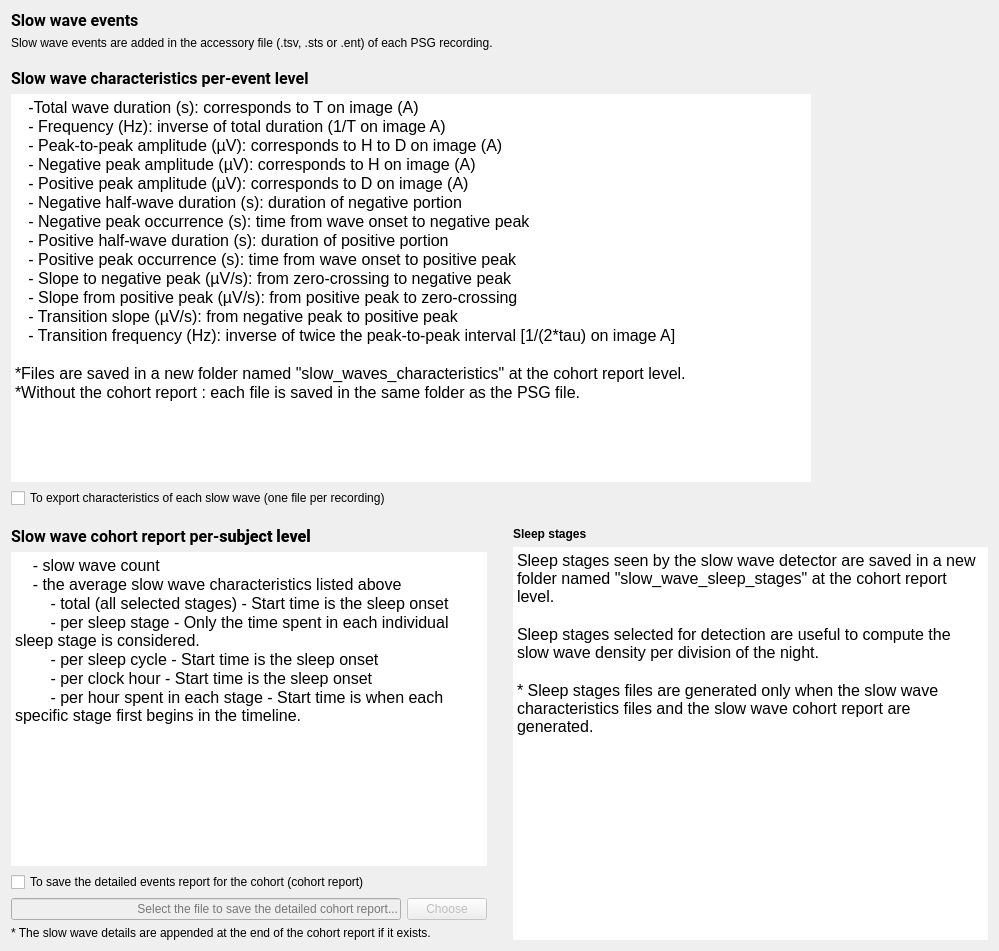
First picture: the form in tools/CEAMSTools/SlowWaveDetection/SSWDSaveFiles/Ui_SSWDSaveFiles.ui, repository SnoozToolbox/snooz-package-ceams, before the edit.
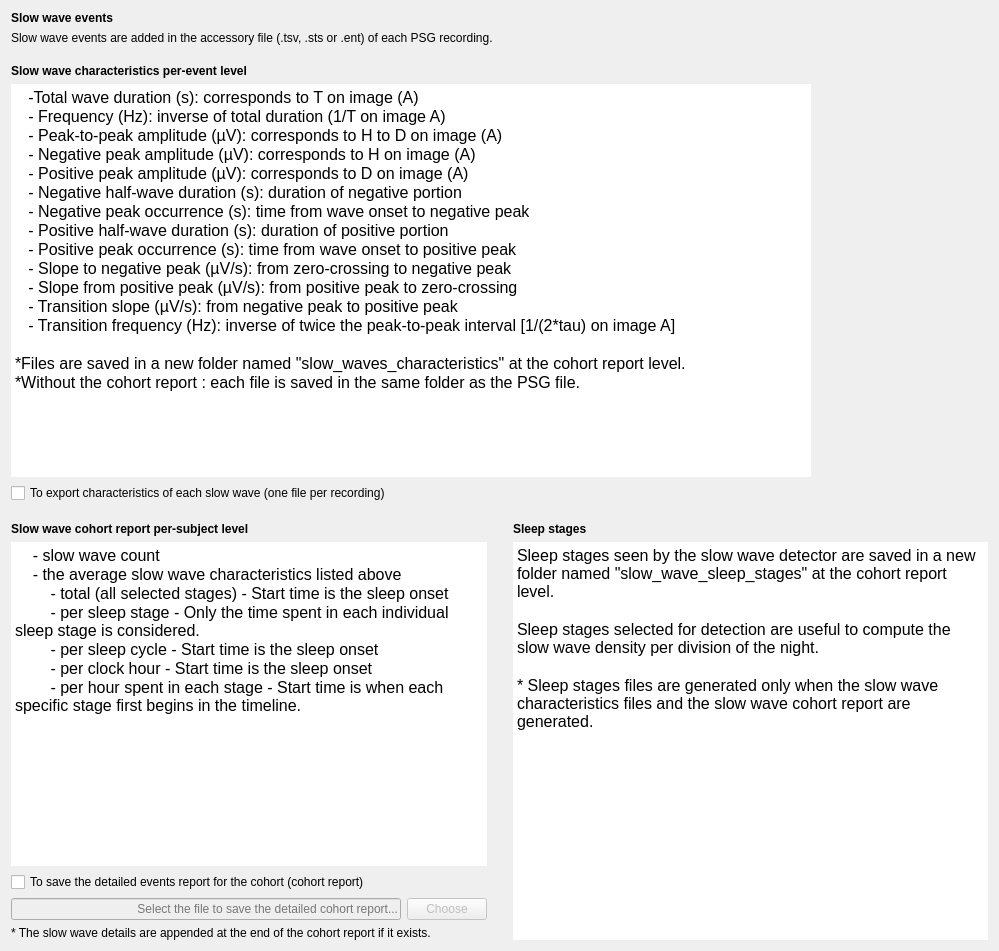
Second picture: the form after the edit.

Commit message: Font step 4: forms without fonts of their own, look kept

Patch:
```diff
--- a/tools/CEAMSTools/SlowWaveDetection/SSWDSaveFiles/Ui_SSWDSaveFiles.ui
+++ b/tools/CEAMSTools/SlowWaveDetection/SSWDSaveFiles/Ui_SSWDSaveFiles.ui
@@ -19,9 +19,6 @@
   <property name="windowTitle">
    <string/>
   </property>
-  <property name="styleSheet">
-   <string notr="true">font: 12pt &quot;Roboto&quot;;</string>
-  </property>
   <layout class="QVBoxLayout" name="verticalLayout_4">
    <item>
     <widget class="QLabel" name="label_title">
@@ -33,8 +30,6 @@
      </property>
      <property name="font">
       <font>
-       <family>Roboto</family>
-       <pointsize>12</pointsize>
        <italic>false</italic>
        <bold>false</bold>
       </font>
@@ -83,8 +78,6 @@
      </property>
      <property name="font">
       <font>
-       <family>Roboto</family>
-       <pointsize>12</pointsize>
        <italic>false</italic>
        <bold>false</bold>
       </font>
@@ -131,7 +124,7 @@
 hr { height: 1px; border-width: 0; }
 li.unchecked::marker { content: &quot;\2610&quot;; }
 li.checked::marker { content: &quot;\2612&quot;; }
-&lt;/style&gt;&lt;/head&gt;&lt;body style=&quot; font-family:'Roboto'; font-size:12pt; font-weight:400; font-style:normal;&quot;&gt;
+&lt;/style&gt;&lt;/head&gt;&lt;body style=&quot; font-size:12pt; font-weight:400; font-style:normal;&quot;&gt;
 &lt;p style=&quot; margin-top:0px; margin-bottom:0px; margin-left:0px; margin-right:0px; -qt-block-indent:0; text-indent:0px;&quot;&gt;   -Total wave duration (s): corresponds to T on image (A)&lt;/p&gt;
 &lt;p style=&quot; margin-top:0px; margin-bottom:0px; margin-left:0px; margin-right:0px; -qt-block-indent:0; text-indent:0px;&quot;&gt;   - Frequency (Hz): inverse of total duration (1/T on image A)&lt;/p&gt;
 &lt;p style=&quot; margin-top:0px; margin-bottom:0px; margin-left:0px; margin-right:0px; -qt-block-indent:0; text-indent:0px;&quot;&gt;   - Peak-to-peak amplitude (µV): corresponds to H to D on image (A)&lt;/p&gt;
@@ -205,8 +198,6 @@
          </property>
          <property name="font">
           <font>
-           <family>Roboto</family>
-           <pointsize>12</pointsize>
            <italic>false</italic>
            <bold>false</bold>
           </font>
@@ -249,7 +240,7 @@
 hr { height: 1px; border-width: 0; }
 li.unchecked::marker { content: &quot;\2610&quot;; }
 li.checked::marker { content: &quot;\2612&quot;; }
-&lt;/style&gt;&lt;/head&gt;&lt;body style=&quot; font-family:'Roboto'; font-size:12pt; font-weight:400; font-style:normal;&quot;&gt;
+&lt;/style&gt;&lt;/head&gt;&lt;body style=&quot; font-size:12pt; font-weight:400; font-style:normal;&quot;&gt;
 &lt;p style=&quot; margin-top:0px; margin-bottom:0px; margin-left:0px; margin-right:0px; -qt-block-indent:0; text-indent:0px;&quot;&gt;    - slow wave count&lt;/p&gt;
 &lt;p style=&quot; margin-top:0px; margin-bottom:0px; margin-left:0px; margin-right:0px; -qt-block-indent:0; text-indent:0px;&quot;&gt;    - the average slow wave characteristics listed above&lt;/p&gt;
 &lt;p style=&quot; margin-top:0px; margin-bottom:0px; margin-left:0px; margin-right:0px; -qt-block-indent:0; text-indent:0px;&quot;&gt;        - total (all selected stages) - Start time is the sleep onset&lt;/p&gt;
@@ -401,7 +392,7 @@
 hr { height: 1px; border-width: 0; }
 li.unchecked::marker { content: &quot;\2610&quot;; }
 li.checked::marker { content: &quot;\2612&quot;; }
-&lt;/style&gt;&lt;/head&gt;&lt;body style=&quot; font-family:'Roboto'; font-size:12pt; font-weight:400; font-style:normal;&quot;&gt;
+&lt;/style&gt;&lt;/head&gt;&lt;body style=&quot; font-size:12pt; font-weight:400; font-style:normal;&quot;&gt;
 &lt;p style=&quot; margin-top:0px; margin-bottom:0px; margin-left:0px; margin-right:0px; -qt-block-indent:0; text-indent:0px;&quot;&gt;Sleep stages seen by the slow wave detector are saved in a new folder named &amp;quot;slow_wave_sleep_stages&amp;quot; at the cohort report level.  &lt;/p&gt;
 &lt;p style=&quot;-qt-paragraph-type:empty; margin-top:0px; margin-bottom:0px; margin-left:0px; margin-right:0px; -qt-block-indent:0; text-indent:0px;&quot;&gt;&lt;br /&gt;&lt;/p&gt;
 &lt;p style=&quot; margin-top:0px; margin-bottom:0px; margin-left:0px; margin-right:0px; -qt-block-indent:0; text-indent:0px;&quot;&gt;Sleep stages selected for detection are useful to compute the slow wave density per division of the night.&lt;/p&gt;
```
The commit also changes 427 other files.
